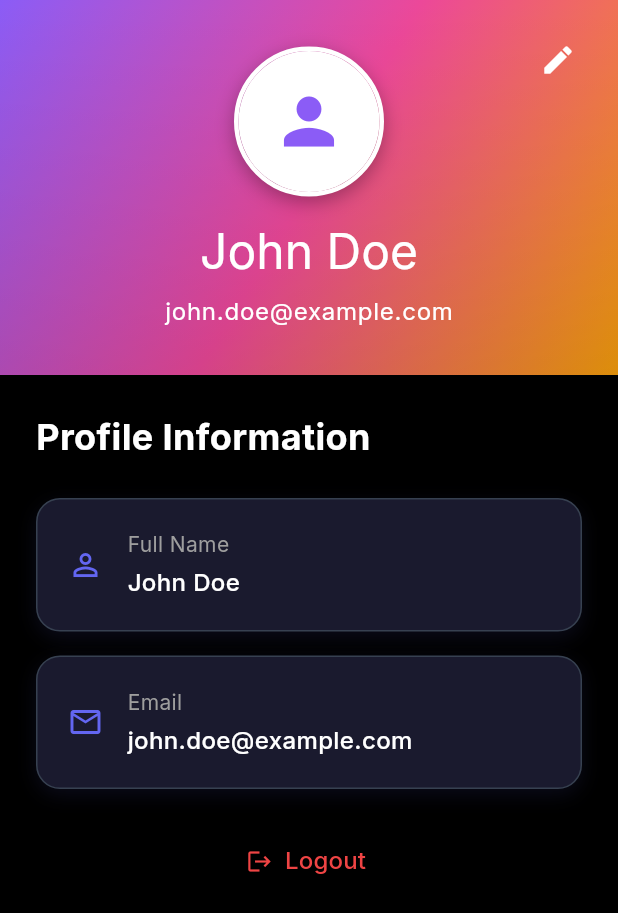
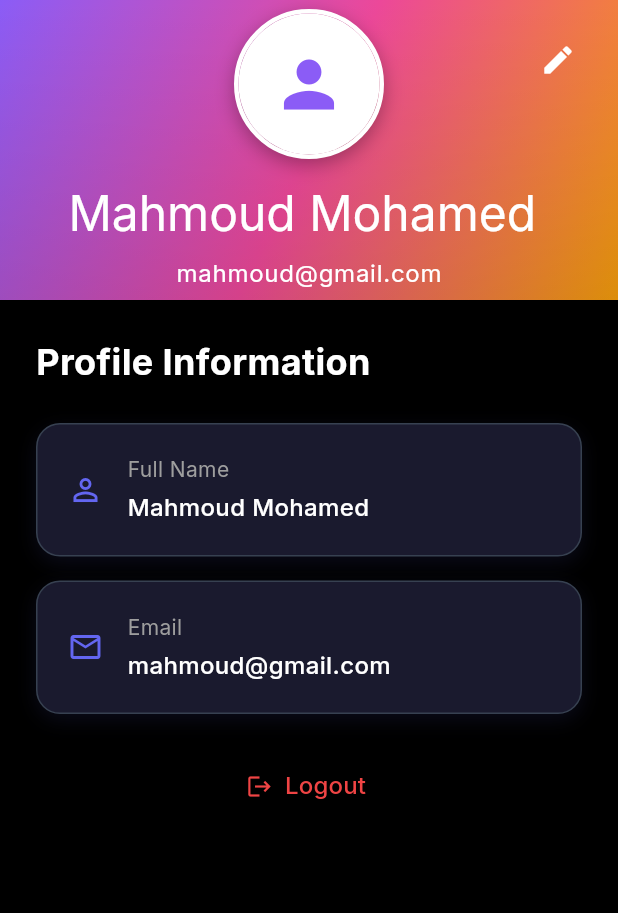
Before and after one commit to Korya25/Elwekala, a Flutter app: the ProfileView screen opened by its route, on a phone screen of 412 x 824 dp. Shown: the top 913 px of the screen. Run offline on Flutter 3.47's test engine with Material 3 defaults, Android fonts, the phone set to English and light mode, and no system bars; our stand-ins replace animate_do, go_router, google_fonts.

Commit message:
add Auth, Profile UI

```diff
--- a/lib/core/resources/app_gradients.dart
+++ b/lib/core/resources/app_gradients.dart
@@ -20,6 +20,7 @@ class AppGradients {
       end: Alignment.bottomCenter,
       colors: [
         Colors.transparent,
+        // ignore: deprecated_member_use
         Theme.of(context).shadowColor.withOpacity(0.1),
       ],
     );
--- a/lib/core/widgets/custom_header_app.dart
+++ b/lib/core/widgets/custom_header_app.dart
@@ -42,14 +42,28 @@ class CustomHeaderApp extends StatelessWidget {
       children: [
         icon ?? const Icon(Icons.laptop_mac, size: 80, color: Colors.white),
         const SizedBox(height: 16),
-        Text(title, style: titleStyle ?? Theme.of(context).textTheme.headlineLarge?.copyWith(color: Colors.white)),
+        Text(
+          title,
+          style:
+              titleStyle ??
+              Theme.of(
+                context,
+              ).textTheme.headlineLarge?.copyWith(color: Colors.white),
+        ),
         const SizedBox(height: 8),
-        Text(subTitle, style: subTitleStyle ?? Theme.of(context).textTheme.bodyLarge?.copyWith(color: Colors.white)),
+        Text(
+          subTitle,
+          style:
+              subTitleStyle ??
+              Theme.of(
+                context,
+              ).textTheme.bodyLarge?.copyWith(color: Colors.white),
+        ),
       ],
     );
 
     return Container(
-      height: height ?? 250,
+      height: height ?? 200,
       decoration: BoxDecoration(
         gradient: gradient ?? AppGradients.headerLinearGradient(),
       ),
@@ -57,17 +71,16 @@ class CustomHeaderApp extends StatelessWidget {
         children: [
           Container(
             decoration: BoxDecoration(
-              gradient: overlayGradient ?? AppGradients.defaultOverlayGradient(context),
+              gradient:
+                  overlayGradient ??
+                  AppGradients.defaultOverlayGradient(context),
             ),
           ),
           Padding(
             padding: padding ?? EdgeInsets.zero,
             child: Center(
               child: enableAnimation
-                  ? CustomFadeInUp(
-                      duration: animationDuration,
-                      child: content,
-                    )
+                  ? CustomFadeInUp(duration: animationDuration, child: content)
                   : content,
             ),
           ),
@@ -75,6 +88,4 @@ class CustomHeaderApp extends StatelessWidget {
       ),
     );
   }
-
-
 }
--- a/lib/features/auth/presentation/widgets/login/login_form.dart
+++ b/lib/features/auth/presentation/widgets/login/login_form.dart
@@ -32,6 +32,7 @@ class _LoginFormState extends State<LoginForm> {
     setState(() => _isLoading = false);
 
     // Navigate
+    // ignore: use_build_context_synchronously
     context.goNamed(AppRoutes.profile);
   }
 
--- a/lib/features/auth/presentation/widgets/signup/sign_up_form.dart
+++ b/lib/features/auth/presentation/widgets/signup/sign_up_form.dart
@@ -41,6 +41,7 @@ class _SignUpFormState extends State<SignUpForm> {
 
     setState(() => _isLoading = false);
 
+    // ignore: use_build_context_synchronously
     Navigator.pop(context);
   }
 
--- a/lib/features/profile/presentation/views/profile_view.dart
+++ b/lib/features/profile/presentation/views/profile_view.dart
@@ -5,14 +5,28 @@ import 'package:elwekala/features/profile/presentation/widgets/profile_content.d
 import 'package:elwekala/features/profile/presentation/widgets/profile_header.dart';
 import 'package:flutter/material.dart';
 
-class ProfileView extends StatefulWidget {
+class ProfileView extends StatelessWidget {
   const ProfileView({super.key});
 
   @override
-  State<ProfileView> createState() => _ProfileViewState();
+  Widget build(BuildContext context) {
+    return Scaffold(
+      body: SafeArea(
+        top: false,
+        child: SingleChildScrollView(child: ProfileViewBody()),
+      ),
+    );
+  }
 }
 
-class _ProfileViewState extends State<ProfileView> {
+class ProfileViewBody extends StatefulWidget {
+  const ProfileViewBody({super.key});
+
+  @override
+  State<ProfileViewBody> createState() => _ProfileViewBodyState();
+}
+
+class _ProfileViewBodyState extends State<ProfileViewBody> {
   final _formKey = GlobalKey<FormState>();
   final _nameController = TextEditingController();
   final _emailController = TextEditingController();
@@ -21,8 +35,8 @@ class _ProfileViewState extends State<ProfileView> {
   bool _isLoading = false;
 
   void _loadUserData() {
-    _nameController.text = "John Doe";
-    _emailController.text = "john.doe@example.com";
+    _nameController.text = "Mahmoud Mohamed ";
+    _emailController.text = "mahmoud@gmail.com";
   }
 
   @override
@@ -49,6 +63,7 @@ class _ProfileViewState extends State<ProfileView> {
       _isEditing = false;
     });
 
+    // ignore: use_build_context_synchronously
     ScaffoldMessenger.of(context).showSnackBar(
       const SnackBar(
         content: Text('Profile updated successfully!'),
@@ -63,10 +78,7 @@ class _ProfileViewState extends State<ProfileView> {
 
   @override
   Widget build(BuildContext context) {
-    return Scaffold(
-      body: SafeArea(
-        child: SingleChildScrollView(
-          child: Column(
+    return Column(
       children: [
         ProfileHeader(
           name: _nameController.text,
@@ -87,9 +99,6 @@ class _ProfileViewState extends State<ProfileView> {
         ),
         CustomFadeInUp(duration: 800, child: LogoutButton()),
       ],
-          ),
-        ),
-      ),
     );
   }
 }
--- a/lib/features/profile/presentation/widgets/custom_profile_image.dart
+++ b/lib/features/profile/presentation/widgets/custom_profile_image.dart
@@ -22,6 +22,7 @@ class CustomProfileImage extends StatelessWidget {
             border: Border.all(color: Colors.white, width: 3),
             boxShadow: [
               BoxShadow(
+                // ignore: deprecated_member_use
                 color: Colors.black.withOpacity(0.3),
                 blurRadius: 10,
                 offset: const Offset(0, 4),
--- a/lib/features/profile/presentation/widgets/profile_form.dart
+++ b/lib/features/profile/presentation/widgets/profile_form.dart
@@ -91,6 +91,7 @@ class SaveButton extends StatelessWidget {
         borderRadius: BorderRadius.circular(16),
         boxShadow: [
           BoxShadow(
+            // ignore: deprecated_member_use
             color: const Color(0xFF6366F1).withOpacity(0.3),
             blurRadius: 8,
             offset: const Offset(0, 4),
@@ -148,6 +149,7 @@ class ProfileTextField extends StatelessWidget {
         border: Border.all(color: const Color(0xFF374151)),
         boxShadow: [
           BoxShadow(
+            // ignore: deprecated_member_use
             color: const Color(0xFF6366F1).withOpacity(0.1),
             blurRadius: 10,
             offset: const Offset(0, 4),
--- a/lib/features/profile/presentation/widgets/profile_info.dart
+++ b/lib/features/profile/presentation/widgets/profile_info.dart
@@ -62,6 +62,7 @@ class InfoCard extends StatelessWidget {
         border: Border.all(color: const Color(0xFF374151)),
         boxShadow: [
           BoxShadow(
+            // ignore: deprecated_member_use
             color: const Color(0xFF6366F1).withOpacity(0.1),
             blurRadius: 10,
             offset: const Offset(0, 4),
```
Lines whose indentation alone changed are shown as unchanged.
